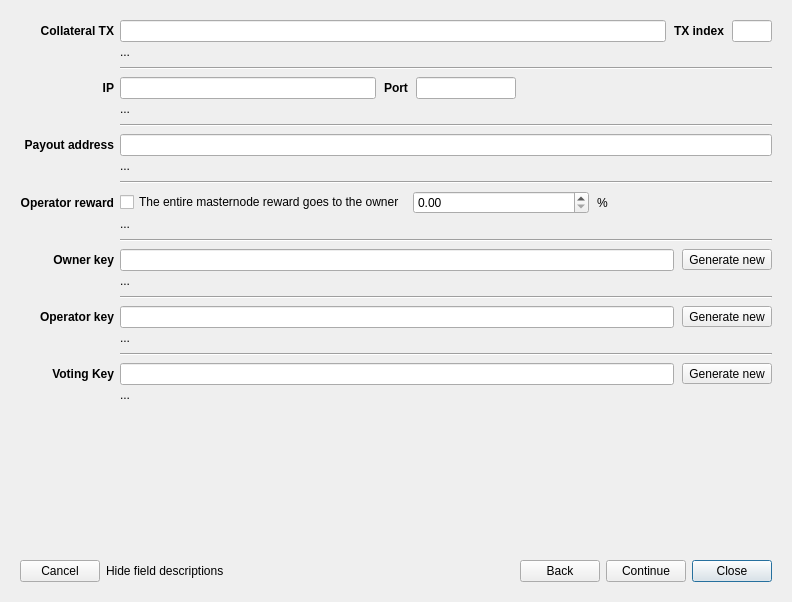
Old version of the form src/ui/ui_reg_masternode_dlg.ui in the repository Bertrand256/dash-masternode-tool.
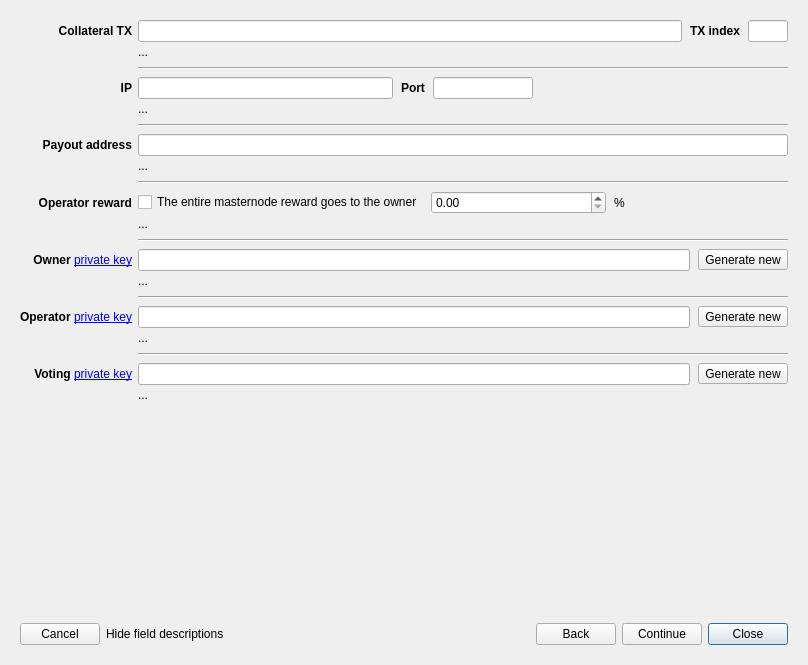
New version of the form. The open tabs and pages were chosen to show the change.

Commit message: Implemented possibility to enter public key/address for the owner/operator/voting fields (masternode details and "Send ProRegTx" dialog.

Diff of the .ui file:
```diff
--- a/src/ui/ui_reg_masternode_dlg.ui
+++ b/src/ui/ui_reg_masternode_dlg.ui
@@ -6,8 +6,8 @@
    <rect>
     <x>0</x>
     <y>0</y>
-    <width>792</width>
-    <height>591</height>
+    <width>808</width>
+    <height>665</height>
    </rect>
   </property>
   <property name="sizePolicy">
@@ -331,38 +331,6 @@
          </property>
         </widget>
        </item>
-       <item row="13" column="0">
-        <widget class="QLabel" name="label_7">
-         <property name="font">
-          <font>
-           <weight>75</weight>
-           <bold>true</bold>
-          </font>
-         </property>
-         <property name="text">
-          <string>Owner key</string>
-         </property>
-         <property name="alignment">
-          <set>Qt::AlignRight|Qt::AlignTrailing|Qt::AlignVCenter</set>
-         </property>
-        </widget>
-       </item>
-       <item row="16" column="0">
-        <widget class="QLabel" name="label_9">
-         <property name="font">
-          <font>
-           <weight>75</weight>
-           <bold>true</bold>
-          </font>
-         </property>
-         <property name="text">
-          <string>Operator key</string>
-         </property>
-         <property name="alignment">
-          <set>Qt::AlignRight|Qt::AlignTrailing|Qt::AlignVCenter</set>
-         </property>
-        </widget>
-       </item>
        <item row="10" column="0">
         <widget class="QLabel" name="label_15">
          <property name="font">
@@ -547,22 +515,6 @@
          </property>
         </widget>
        </item>
-       <item row="19" column="0">
-        <widget class="QLabel" name="lblVotingKey">
-         <property name="font">
-          <font>
-           <weight>75</weight>
-           <bold>true</bold>
-          </font>
-         </property>
-         <property name="text">
-          <string>Voting Key</string>
-         </property>
-         <property name="alignment">
-          <set>Qt::AlignRight|Qt::AlignTrailing|Qt::AlignVCenter</set>
-         </property>
-        </widget>
-       </item>
        <item row="17" column="1">
         <widget class="QLabel" name="lblOperatorMsg">
          <property name="sizePolicy">
@@ -598,6 +550,36 @@
          </property>
         </spacer>
        </item>
+       <item row="13" column="0">
+        <widget class="QLabel" name="lblOwnerKey">
+         <property name="text">
+          <string>&lt;b&gt;Owner&lt;/b&gt; &lt;a href=&quot;owner-key&quot;&gt;private key&lt;/a&gt;</string>
+         </property>
+         <property name="alignment">
+          <set>Qt::AlignRight|Qt::AlignTrailing|Qt::AlignVCenter</set>
+         </property>
+        </widget>
+       </item>
+       <item row="16" column="0">
+        <widget class="QLabel" name="lblOperatorKey">
+         <property name="text">
+          <string>&lt;b&gt;Operator&lt;/b&gt; &lt;a href=&quot;operator-key&quot;&gt;private key&lt;/a&gt;</string>
+         </property>
+         <property name="alignment">
+          <set>Qt::AlignRight|Qt::AlignTrailing|Qt::AlignVCenter</set>
+         </property>
+        </widget>
+       </item>
+       <item row="19" column="0">
+        <widget class="QLabel" name="lblVotingKey">
+         <property name="text">
+          <string>&lt;b&gt;Voting&lt;/b&gt; &lt;a href=&quot;voting-key&quot;&gt;private key&lt;/a&gt;</string>
+         </property>
+         <property name="alignment">
+          <set>Qt::AlignRight|Qt::AlignTrailing|Qt::AlignVCenter</set>
+         </property>
+        </widget>
+       </item>
       </layout>
      </widget>
      <widget class="QWidget" name="page1">
```
Left out of the diff: 42 changed lines with no effect on the pictures. The commit also changes 12 other files.
